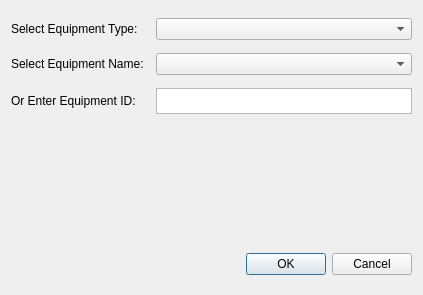
Qt form CyberFleet/ClientGUI/ui/developwindow.ui (ibicdlcod/GuoMuoRuoProject) before a commit.
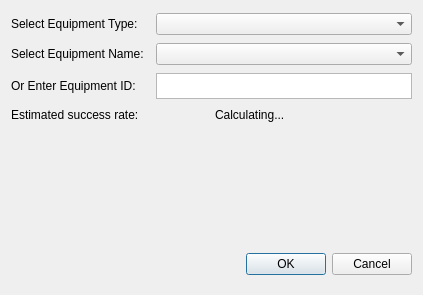
The same form after that commit.

Commit message: hint equip dev chance

```diff
--- a/CyberFleet/ClientGUI/ui/developwindow.ui
+++ b/CyberFleet/ClientGUI/ui/developwindow.ui
@@ -97,6 +97,24 @@
      </item>
     </layout>
    </item>
+   <item>
+    <layout class="QHBoxLayout" name="horizontalLayout_2">
+     <item>
+      <widget class="QLabel" name="rateHint">
+       <property name="text">
+        <string id="dev-success-rate">Estimated success rate:</string>
+       </property>
+      </widget>
+     </item>
+     <item>
+      <widget class="QLabel" name="rateNumber">
+       <property name="text">
+        <string id="dev-calculating">Calculating...</string>
+       </property>
+      </widget>
+     </item>
+    </layout>
+   </item>
    <item>
     <spacer name="verticalSpacer">
      <property name="orientation">
```
The commit also changes 85 other files.
